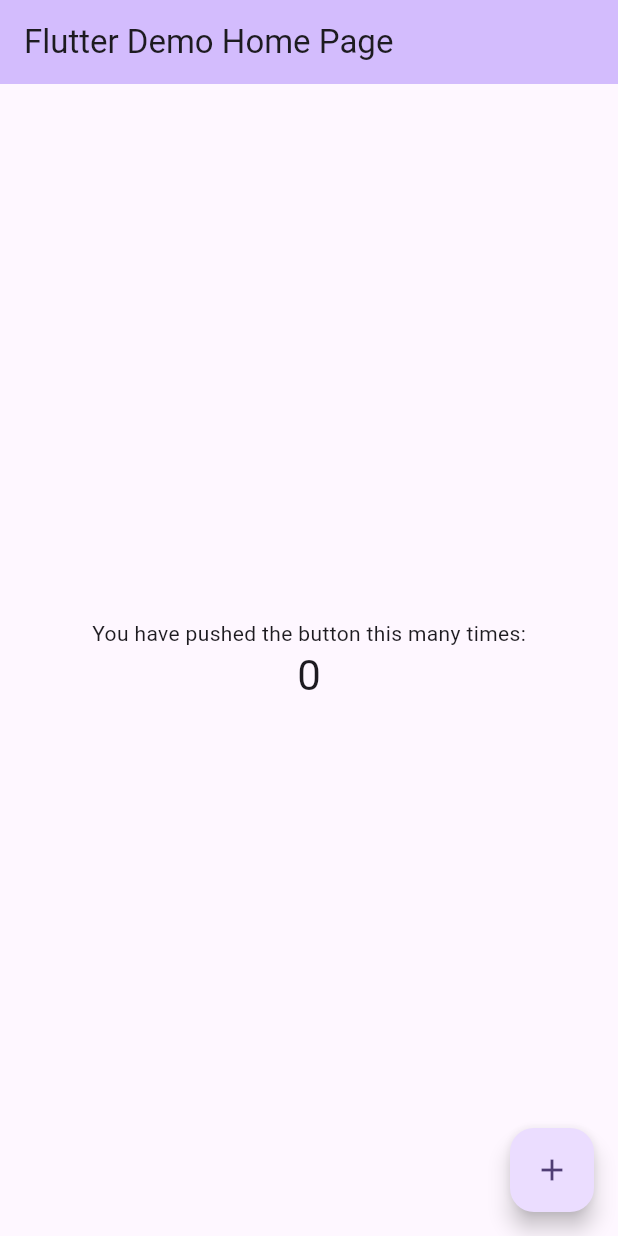
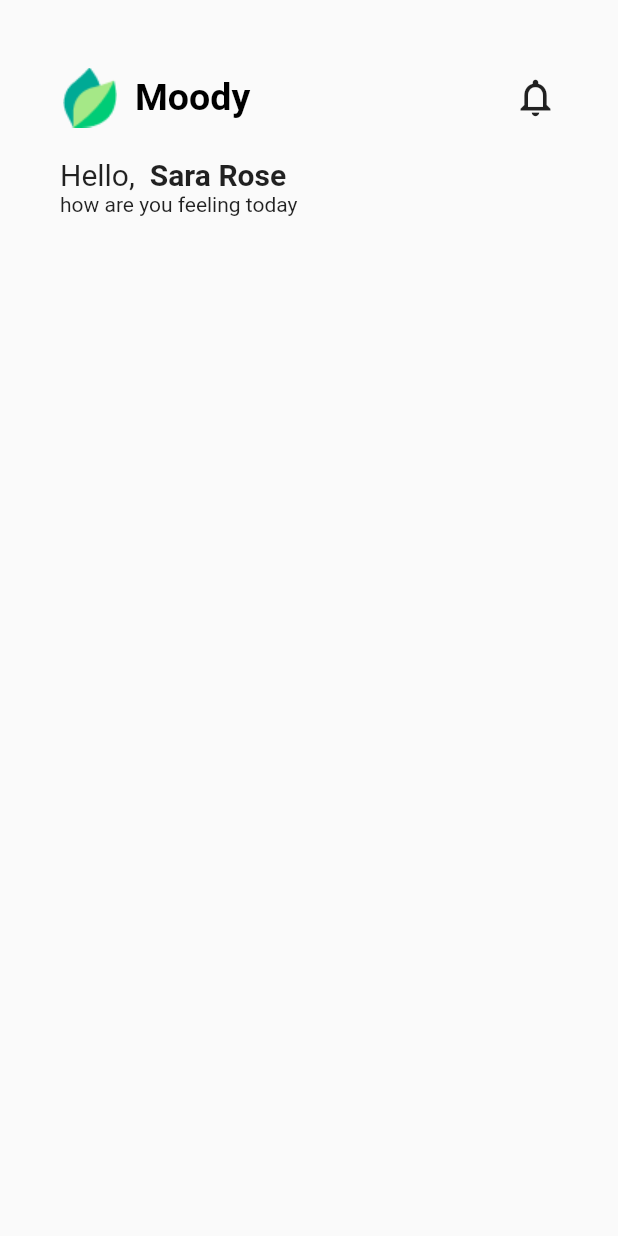
Before and after one commit to MahmoudReda661/Exam, a Flutter app: the screen it shows after launch, on a phone screen of 412 x 824 dp. Run offline on Flutter 3.47's test engine with Material 2 defaults, Android fonts, the phone set to English and light mode, and no system bars.

Commit message:
Exam moody screen

```diff
--- a/lib/main.dart
+++ b/lib/main.dart
@@ -1,3 +1,4 @@
+import 'package:exam/moody.dart';
 import 'package:flutter/material.dart';
 
 void main() {
@@ -11,115 +12,11 @@ class MyApp extends StatelessWidget {
   @override
   Widget build(BuildContext context) {
     return MaterialApp(
-      title: 'Flutter Demo',
-      theme: ThemeData(
-        // This is the theme of your application.
-        //
-        // TRY THIS: Try running your application with "flutter run". You'll see
-        // the application has a blue toolbar. Then, without quitting the app,
-        // try changing the seedColor in the colorScheme below to Colors.green
-        // and then invoke "hot reload" (save your changes or press the "hot
-        // reload" button in a Flutter-supported IDE, or press "r" if you used
-        // the command line to start the app).
-        //
-        // Notice that the counter didn't reset back to zero; the application
-        // state is not lost during the reload. To reset the state, use hot
-        // restart instead.
-        //
-        // This works for code too, not just values: Most code changes can be
-        // tested with just a hot reload.
-        colorScheme: ColorScheme.fromSeed(seedColor: Colors.deepPurple),
-        useMaterial3: true,
-      ),
-      home: const MyHomePage(title: 'Flutter Demo Home Page'),
+      debugShowCheckedModeBanner: false,
+      routes: {
+        MoodyApp.routeName:(context) => MoodyApp()
+      },
+      initialRoute: MoodyApp.routeName,
     );
   }
 }
-
-class MyHomePage extends StatefulWidget {
-  const MyHomePage({super.key, required this.title});
-
-  // This widget is the home page of your application. It is stateful, meaning
-  // that it has a State object (defined below) that contains fields that affect
-  // how it looks.
-
-  // This class is the configuration for the state. It holds the values (in this
-  // case the title) provided by the parent (in this case the App widget) and
-  // used by the build method of the State. Fields in a Widget subclass are
-  // always marked "final".
-
-  final String title;
-
-  @override
-  State<MyHomePage> createState() => _MyHomePageState();
-}
-
-class _MyHomePageState extends State<MyHomePage> {
-  int _counter = 0;
-
-  void _incrementCounter() {
-    setState(() {
-      // This call to setState tells the Flutter framework that something has
-      // changed in this State, which causes it to rerun the build method below
-      // so that the display can reflect the updated values. If we changed
-      // _counter without calling setState(), then the build method would not be
-      // called again, and so nothing would appear to happen.
-      _counter++;
-    });
-  }
-
-  @override
-  Widget build(BuildContext context) {
-    // This method is rerun every time setState is called, for instance as done
-    // by the _incrementCounter method above.
-    //
-    // The Flutter framework has been optimized to make rerunning build methods
-    // fast, so that you can just rebuild anything that needs updating rather
-    // than having to individually change instances of widgets.
-    return Scaffold(
-      appBar: AppBar(
-        // TRY THIS: Try changing the color here to a specific color (to
-        // Colors.amber, perhaps?) and trigger a hot reload to see the AppBar
-        // change color while the other colors stay the same.
-        backgroundColor: Theme.of(context).colorScheme.inversePrimary,
-        // Here we take the value from the MyHomePage object that was created by
-        // the App.build method, and use it to set our appbar title.
-        title: Text(widget.title),
-      ),
-      body: Center(
-        // Center is a layout widget. It takes a single child and positions it
-        // in the middle of the parent.
-        child: Column(
-          // Column is also a layout widget. It takes a list of children and
-          // arranges them vertically. By default, it sizes itself to fit its
-          // children horizontally, and tries to be as tall as its parent.
-          //
-          // Column has various properties to control how it sizes itself and
-          // how it positions its children. Here we use mainAxisAlignment to
-          // center the children vertically; the main axis here is the vertical
-          // axis because Columns are vertical (the cross axis would be
-          // horizontal).
-          //
-          // TRY THIS: Invoke "debug painting" (choose the "Toggle Debug Paint"
-          // action in the IDE, or press "p" in the console), to see the
-          // wireframe for each widget.
-          mainAxisAlignment: MainAxisAlignment.center,
-          children: <Widget>[
-            const Text(
-              'You have pushed the button this many times:',
-            ),
-            Text(
-              '$_counter',
-              style: Theme.of(context).textTheme.headlineMedium,
-            ),
-          ],
-        ),
-      ),
-      floatingActionButton: FloatingActionButton(
-        onPressed: _incrementCounter,
-        tooltip: 'Increment',
-        child: const Icon(Icons.add),
-      ), // This trailing comma makes auto-formatting nicer for build methods.
-    );
-  }
-}
--- /dev/null
+++ b/lib/moody.dart
@@ -0,0 +1,45 @@
+import 'package:flutter/material.dart';
+
+
+class MoodyApp extends StatelessWidget {
+  static const String routeName = "MoodyApp";
+  @override
+  Widget build(BuildContext context) {
+    return Scaffold(
+      body: Padding(
+        padding: const EdgeInsets.all(40),
+        child: Column(
+          children:[
+            Row(
+              children: [
+                Image.asset("assets/images/Group.png",width: 40,height: 50),
+                SizedBox(width: 10),
+                Text("Moody",style: TextStyle(color: Colors.black,fontSize: 25,fontWeight: FontWeight.bold),),
+                Spacer(),
+                Icon(Icons.notifications_none,size: 30,),
+              ],
+            ),
+            SizedBox(height: 15),
+            Row(
+              children: [
+                Text("Hello,",style: TextStyle(
+                  fontSize: 20,
+                )),
+                SizedBox(width: 10,),
+                Text("Sara Rose",style: TextStyle(
+                  fontSize: 20,fontWeight: FontWeight.bold
+                )),
+
+              ],
+            ),
+            Row(
+              children: [
+                Text("how are you feeling today")
+              ],
+            )
+          ]
+        ),
+      ),
+    );
+  }
+}
```
Also changed, not shown: pubspec.yaml (+3 -4 lines), assets/images/2.0x/Group@2x.png (added), assets/images/3.0x/Group@3x.png (added), assets/images/Group.png (added), pubspec.lock.
